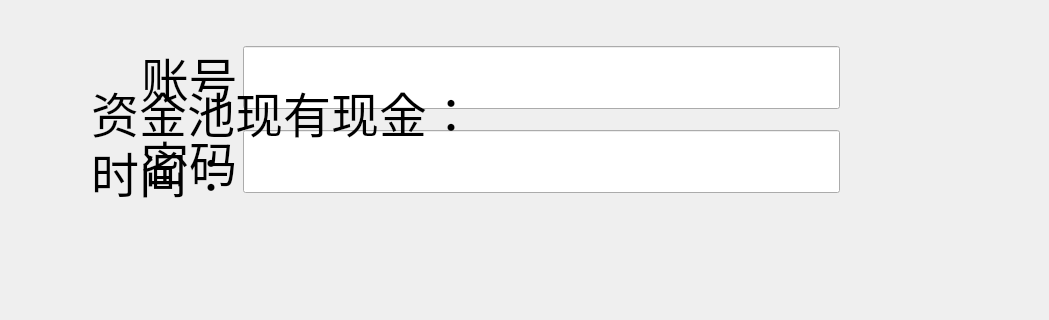
The window that AdminSide.ui (jiyilin/AutomaticTellerMachine) describes before a commit, drawn with Qt 5; both pictures show x 390 to 1439 and y 133 to 453 of the 1439 by 728 pixel window.
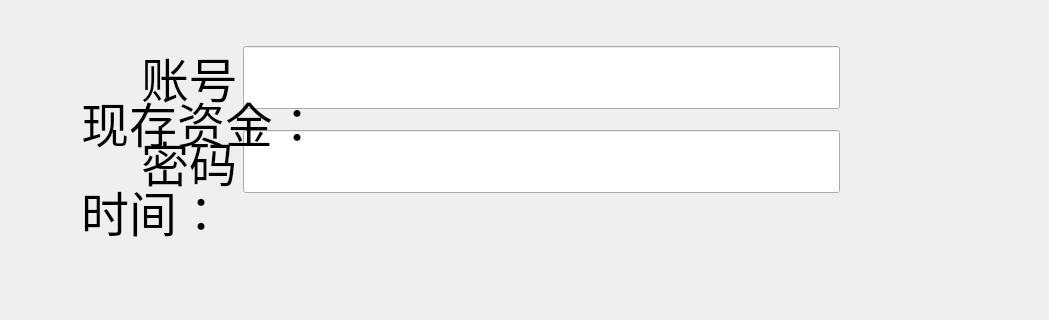
The same window after the commit. Icons and pictures are not drawn.

Patch:
```diff
--- a/AdminSide.ui
+++ b/AdminSide.ui
@@ -134,36 +134,78 @@
         <x>0</x>
         <y>0</y>
         <width>1161</width>
-        <height>701</height>
+        <height>691</height>
        </rect>
       </property>
-      <property name="styleSheet">
-       <string notr="true">background-image: url(:/AutomaticTellerMachine/main.png);</string>
+      <property name="frameShape">
+       <enum>QFrame::StyledPanel</enum>
+      </property>
+      <property name="frameShadow">
+       <enum>QFrame::Raised</enum>
       </property>
       <widget class="QWidget" name="formLayoutWidget">
        <property name="geometry">
         <rect>
-         <x>190</x>
-         <y>190</y>
+         <x>180</x>
+         <y>180</y>
          <width>811</width>
-         <height>136</height>
+         <height>206</height>
         </rect>
        </property>
        <layout class="QFormLayout" name="formLayout">
-        <item row="0" column="0">
-         <widget class="QLabel" name="label">
-          <property name="font">
-           <font>
-            <family>微软雅黑</family>
-            <pointsize>36</pointsize>
-           </font>
+        <item row="0" column="1">
+         <spacer name="verticalSpacer_2">
+          <property name="orientation">
+           <enum>Qt::Vertical</enum>
           </property>
-          <property name="text">
-           <string>资金池现有现金：</string>
+          <property name="sizeHint" stdset="0">
+           <size>
+            <width>20</width>
+            <height>40</height>
+           </size>
           </property>
-         </widget>
+         </spacer>
         </item>
         <item row="1" column="0">
+         <widget class="QLabel" name="label">
+          <property name="font">
+           <font>
+            <family>微软雅黑</family>
+            <pointsize>36</pointsize>
+           </font>
+          </property>
+          <property name="text">
+           <string>现存资金：</string>
+          </property>
+         </widget>
+        </item>
+        <item row="1" column="1">
+         <widget class="QLabel" name="PoolExistingFunds">
+          <property name="font">
+           <font>
+            <family>微软雅黑</family>
+            <pointsize>36</pointsize>
+           </font>
+          </property>
+          <property name="text">
+           <string/>
+          </property>
+         </widget>
+        </item>
+        <item row="2" column="1">
+         <spacer name="verticalSpacer">
+          <property name="orientation">
+           <enum>Qt::Vertical</enum>
+          </property>
+          <property name="sizeHint" stdset="0">
+           <size>
+            <width>20</width>
+            <height>40</height>
+           </size>
+          </property>
+         </spacer>
+        </item>
+        <item row="3" column="0">
          <widget class="QLabel" name="label_2">
           <property name="font">
            <font>
@@ -174,25 +216,9 @@
           <property name="text">
            <string>时间：</string>
           </property>
-          <property name="alignment">
-           <set>Qt::AlignCenter</set>
-          </property>
          </widget>
         </item>
-        <item row="0" column="1">
-         <widget class="QLabel" name="PoolExistingFunds">
-          <property name="font">
-           <font>
-            <family>微软雅黑</family>
-            <pointsize>36</pointsize>
-           </font>
-          </property>
-          <property name="text">
-           <string/>
-          </property>
-         </widget>
-        </item>
-        <item row="1" column="1">
+        <item row="3" column="1">
          <widget class="QLabel" name="LoadDashboardWindowTime">
           <property name="font">
            <font>
@@ -205,6 +231,19 @@
           </property>
          </widget>
         </item>
+        <item row="4" column="1">
+         <spacer name="verticalSpacer_3">
+          <property name="orientation">
+           <enum>Qt::Vertical</enum>
+          </property>
+          <property name="sizeHint" stdset="0">
+           <size>
+            <width>20</width>
+            <height>40</height>
+           </size>
+          </property>
+         </spacer>
+        </item>
        </layout>
       </widget>
      </widget>
```
Left out of the diff: 16 changed lines with no effect on the pictures.
